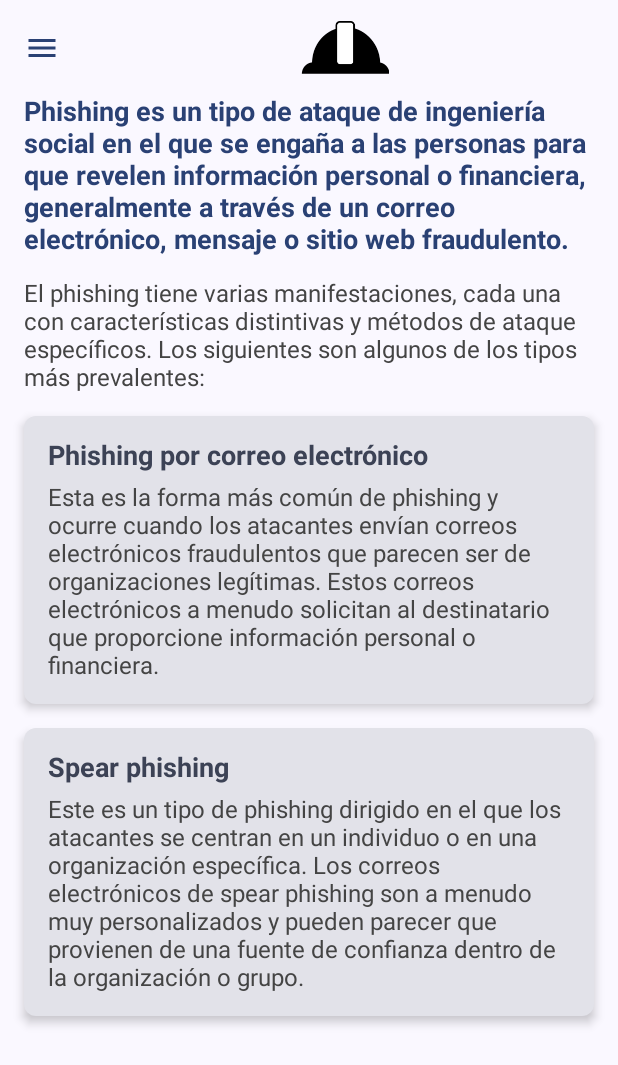
After one commit to phishbusters/phishbusters_android, an Android app built with Jetpack Compose: the composable TipsRoute shown on its own in the app's theme, on a phone screen of 412 x 824 dp. The commit adds this screen. Shown: the top 1065 px of the screen. Run offline under Robolectric (Android 15) with nearby library versions, the phone set to English and light mode, and no system bars.

Commit message:
Added tips screen

```diff
--- a/app/src/main/java/com/phishbusters/clients/ui/PhishbusterMain.kt
+++ b/app/src/main/java/com/phishbusters/clients/ui/PhishbusterMain.kt
@@ -45,6 +45,7 @@ fun PhishbustersMain(appContainer: AppContainer, widthSizeClass: WindowWidthSize
                     currentRoute = currentRoute,
                     navigateToHome = navigationActions.navigateToHome,
                     navigateToSettings = navigationActions.navigateToSettings,
+                    navigateToTips = navigationActions.navigateToTips,
                     closeDrawer = { coroutineScope.launch { sizeAwareDrawerState.close() } }
                 )
             },
--- a/app/src/main/java/com/phishbusters/clients/ui/navigation/NavigationConstants.kt
+++ b/app/src/main/java/com/phishbusters/clients/ui/navigation/NavigationConstants.kt
@@ -22,4 +22,8 @@ public sealed class NavDestinations(
     object Stepper : NavDestinations(
         "Stepper", "stepper",
         { Icon(Icons.Filled.Info, contentDescription = null) })
+
+    object Tips : NavDestinations(
+        "Tips", "tips",
+        { Icon(Icons.Filled.Info, contentDescription = null) })
 }
--- a/app/src/main/java/com/phishbusters/clients/ui/navigation/actions/NavigationActions.kt
+++ b/app/src/main/java/com/phishbusters/clients/ui/navigation/actions/NavigationActions.kt
@@ -11,4 +11,8 @@ class NavigationActions(navController: NavHostController) {
     val navigateToSettings: () -> Unit = {
         navController.navigate(NavDestinations.Settings.route)
     }
+
+    val navigateToTips: () -> Unit = {
+        navController.navigate(NavDestinations.Tips.route)
+    }
 }
--- /dev/null
+++ b/app/src/main/java/com/phishbusters/clients/ui/tips/TipsRoute.kt
@@ -0,0 +1,21 @@
+package com.phishbusters.clients.ui.tips
+
+import androidx.compose.material3.SnackbarHostState
+import androidx.compose.runtime.Composable
+import androidx.compose.runtime.getValue
+import androidx.compose.runtime.remember
+import androidx.lifecycle.compose.collectAsStateWithLifecycle
+
+@Composable
+fun TipsRoute(
+    tipsViewModel: TipsViewModel,
+    openDrawer: () -> Unit,
+    snackBarHostState: SnackbarHostState = remember { SnackbarHostState() }
+) {
+    val uiState by tipsViewModel.uiState.collectAsStateWithLifecycle()
+    TipsScreen(
+        tipsUiState = uiState,
+        openDrawer,
+        snackBarHostState,
+    )
+}
--- /dev/null
+++ b/app/src/main/java/com/phishbusters/clients/ui/tips/TipsScreen.kt
@@ -0,0 +1,103 @@
+package com.phishbusters.clients.ui.tips
+
+import androidx.compose.foundation.layout.Arrangement
+import androidx.compose.foundation.layout.Column
+import androidx.compose.foundation.layout.PaddingValues
+import androidx.compose.foundation.layout.Spacer
+import androidx.compose.foundation.layout.fillMaxSize
+import androidx.compose.foundation.layout.fillMaxWidth
+import androidx.compose.foundation.layout.height
+import androidx.compose.foundation.layout.padding
+import androidx.compose.foundation.layout.statusBarsPadding
+import androidx.compose.foundation.lazy.LazyColumn
+import androidx.compose.foundation.lazy.items
+import androidx.compose.foundation.shape.RoundedCornerShape
+import androidx.compose.material3.Card
+import androidx.compose.material3.CardDefaults
+import androidx.compose.material3.ExperimentalMaterial3Api
+import androidx.compose.material3.MaterialTheme
+import androidx.compose.material3.Scaffold
+import androidx.compose.material3.SnackbarHost
+import androidx.compose.material3.SnackbarHostState
+import androidx.compose.material3.Text
+import androidx.compose.runtime.Composable
+import androidx.compose.ui.Modifier
+import androidx.compose.ui.graphics.Color
+import androidx.compose.ui.text.TextStyle
+import androidx.compose.ui.text.font.FontWeight
+import androidx.compose.ui.unit.dp
+import androidx.compose.ui.unit.sp
+import com.phishbusters.clients.ui.components.AppTopBar
+
+@OptIn(ExperimentalMaterial3Api::class)
+@Composable
+fun TipsScreen(
+    tipsUiState: TipsUiState,
+    openDrawer: () -> Unit,
+    snackBarHostState: SnackbarHostState,
+) {
+    Scaffold(
+        modifier = Modifier.fillMaxSize(),
+        snackbarHost = { SnackbarHost(hostState = snackBarHostState) },
+        topBar = {
+            AppTopBar(openDrawer = openDrawer)
+        }
+    ) { innerPadding ->
+        LazyColumn(
+            modifier = Modifier
+                .fillMaxSize()
+                .statusBarsPadding()
+                .padding(innerPadding),
+            contentPadding = PaddingValues(horizontal = 16.dp),
+            verticalArrangement = Arrangement.spacedBy(16.dp),
+        ) {
+            item {
+                Text(
+                    text = "Phishing es un tipo de ataque de ingeniería social en el que se engaña a las personas para que revelen información personal o financiera, generalmente a través de un correo electrónico, mensaje o sitio web fraudulento.",
+                    style = TextStyle(fontSize = 18.sp, fontWeight = FontWeight.Bold),
+                    color = MaterialTheme.colorScheme.primary
+                )
+            }
+
+            item {
+                Text(
+                    text = "El phishing tiene varias manifestaciones, cada una con características distintivas y métodos de ataque específicos. Los siguientes son algunos de los tipos más prevalentes:",
+                    style = TextStyle(fontSize = 16.sp),
+                    color = Color.DarkGray
+                )
+            }
+
+            val phishingTypes = listOf(
+                "Phishing por correo electrónico" to "Esta es la forma más común de phishing y ocurre cuando los atacantes envían correos electrónicos fraudulentos que parecen ser de organizaciones legítimas. Estos correos electrónicos a menudo solicitan al destinatario que proporcione información personal o financiera.",
+                "Spear phishing" to "Este es un tipo de phishing dirigido en el que los atacantes se centran en un individuo o en una organización específica. Los correos electrónicos de spear phishing son a menudo muy personalizados y pueden parecer que provienen de una fuente de confianza dentro de la organización o grupo."
+                // Agregar más tipos aquí
+            )
+
+            items(phishingTypes) { (title, description) ->
+                Card(
+                    modifier = Modifier.fillMaxWidth(),
+                    shape = RoundedCornerShape(8.dp),
+                    elevation = CardDefaults.cardElevation(defaultElevation = 4.dp)
+                ) {
+                    Column(
+                        modifier = Modifier
+                            .fillMaxWidth()
+                            .padding(16.dp)
+                    ) {
+                        Text(
+                            text = title,
+                            style = TextStyle(fontSize = 18.sp, fontWeight = FontWeight.Bold),
+                            color = MaterialTheme.colorScheme.secondary
+                        )
+                        Spacer(modifier = Modifier.height(8.dp))
+                        Text(
+                            text = description,
+                            style = TextStyle(fontSize = 16.sp),
+                            color = Color.DarkGray
+                        )
+                    }
+                }
+            }
+        }
+    }
+}
--- /dev/null
+++ b/app/src/main/java/com/phishbusters/clients/ui/tips/TipsViewModel.kt
@@ -0,0 +1,54 @@
+package com.phishbusters.clients.ui.tips
+
+import androidx.lifecycle.ViewModel
+import androidx.lifecycle.ViewModelProvider
+import androidx.lifecycle.viewModelScope
+import kotlinx.coroutines.flow.MutableStateFlow
+import kotlinx.coroutines.flow.SharingStarted
+import kotlinx.coroutines.flow.map
+import kotlinx.coroutines.flow.stateIn
+
+
+sealed interface TipsUiState {
+
+    data class Default(var dummy: Boolean) : TipsUiState
+}
+
+private data class TipsViewModelState(
+    var dummy: Boolean,
+) {
+    fun toUiState(): TipsUiState =
+        TipsUiState.Default(false)
+}
+
+class TipsViewModel : ViewModel() {
+    private val viewModelState = MutableStateFlow(
+        TipsViewModelState(
+            false
+        )
+    )
+
+    // UI state exposed to the UI
+    val uiState = viewModelState
+        .map(TipsViewModelState::toUiState)
+        .stateIn(
+            viewModelScope,
+            SharingStarted.Eagerly,
+            viewModelState.value.toUiState()
+        )
+
+    init {
+
+    }
+
+    /**
+     * Factory for HomeViewModel
+     */
+    companion object {
+        fun provideFactory(): ViewModelProvider.Factory = object : ViewModelProvider.Factory {
+            override fun <T : ViewModel> create(modelClass: Class<T>): T {
+                return TipsViewModel() as T
+            }
+        }
+    }
+}
```
Also changed, not shown: app/src/main/java/com/phishbusters/clients/ui/components/AppDrawer.kt (+9 -0 lines), app/src/main/java/com/phishbusters/clients/ui/navigation/AppNavigationGraph.kt (+13 -0 lines).
